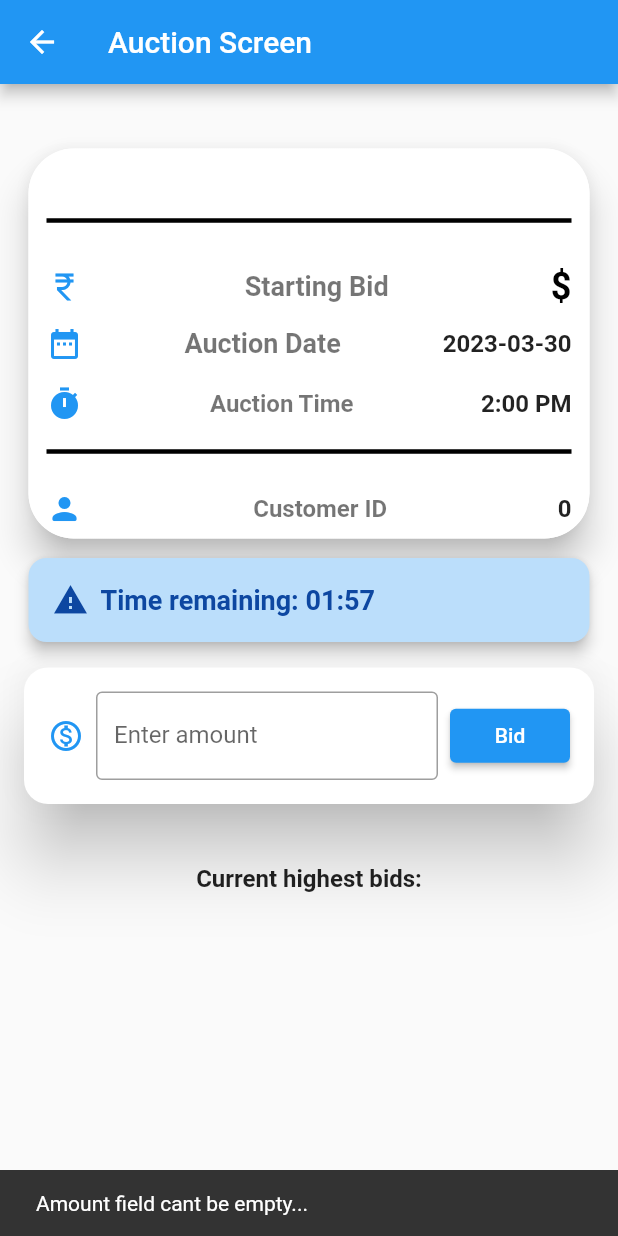
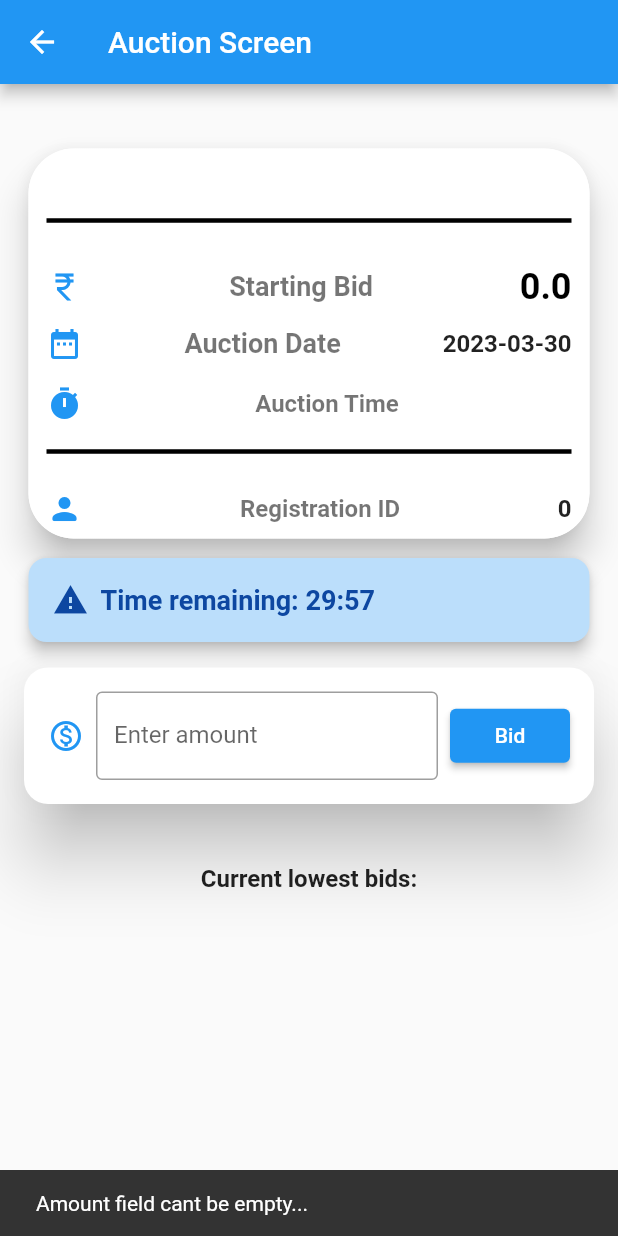
Before and after one commit to rghanasyam98/Mainproject_App, a Flutter app: the AuctionScreen screen opened directly with empty values, after a tap on "Bid", on a phone screen of 412 x 824 dp. Run offline on Flutter 3.47's test engine with Material 2 defaults, Android fonts, the phone set to English and light mode, and no system bars; our stand-ins replace animated_splash_screen, carousel_slider, email_validator, file_picker, flutter_secure_storage, fluttertoast and 4 more; missing offline and left inert: razorpay_flutter; accounts and stored records are empty; network calls fail; statements that could not run were skipped.

Commit message:
Fourth Commit

```diff
--- a/demoproject/lib/auction.dart
+++ b/demoproject/lib/auction.dart
@@ -3,39 +3,73 @@ import 'package:demoproject/ip.dart';
 import 'package:http/http.dart' as http;
 import 'dart:convert';
 import 'package:flutter/material.dart';
+import 'package:intl/intl.dart';
 
 class AuctionScreen extends StatefulWidget {
   final int auctionid;
   final int custchitid;
   final String auction_name;
   final String auction_amount;
+  final String auction_time;
   const AuctionScreen(
-      this.custchitid, this.auction_name, this.auction_amount, this.auctionid);
+      this.custchitid, this.auction_name, this.auction_amount, this.auctionid,this.auction_time);
   @override
   _AuctionScreenState createState() => _AuctionScreenState();
 }
 
 class _AuctionScreenState extends State<AuctionScreen> {
   Timer? _timer;
-  int _secondsRemaining = 120; // 0.5 hours = 1800 seconds
+  int? _secondsRemaining=1800 ; // 0.5 hours = 1800 seconds
   String _maxBidAmount = "";
   TextEditingController _amountController = TextEditingController();
   List<dynamic>? myList;
   // ValueNotifier<List<String>> bidAmountData = ValueNotifier([]);
   List<Bid> updatedBids = [];
   ValueNotifier<List<Bid>> bidAmountData = ValueNotifier([]);
+    double? auctionAmount;
+     double discountedAmount=0.0;
+     double minbidamount=0.0;
+     bool _thirdCall = false;
+          bool auction_over = false;
 
+  bool _secondCall = false;
+  bool _firstCall = false;
   @override
   void initState() {
-    print(widget.auction_name);
+    getsecondsremaining();
+print(widget.auction_name);
     print(widget.auction_amount);
     print(widget.custchitid);
     print(widget.auctionid);
+     auctionAmount = double.parse(widget.auction_amount);
+      discountedAmount = (auctionAmount! * 0.95);
+      minbidamount= (auctionAmount! * 0.70);
+    super.initState();
 
-    super.initState();
     myList = [];
     startTimer();
     startBidAmountUpdater();
+  }
+
+  getsecondsremaining() async{
+     var request = http.MultipartRequest('POST', Uri.parse(ip+'api/get_auction_remaining_seconds/${widget.auctionid}/'));
+     final Map<String, String> headers = {
+    'Content-Type': 'multipart/form-data',
+
+    };
+    request.headers.addAll(headers);
+    var response = await request.send();
+
+    if (response.statusCode == 200) {
+      final responseJson = await response.stream.bytesToString();
+      final data = jsonDecode(responseJson);
+      print("^^^^^$data");
+      _secondsRemaining=data['remaining_seconds'].toInt();;
+        print("^^^^^$_secondsRemaining");
+    }
+    else{
+      _secondsRemaining=0;
+    }
   }
 
   @override
@@ -44,11 +78,14 @@ class _AuctionScreenState extends State<AuctionScreen> {
     super.dispose();
   }
 
+
+
+
   void startTimer() {
     _timer = Timer.periodic(Duration(seconds: 1), (timer) {
       setState(() {
-        if (_secondsRemaining > 0) {
-          _secondsRemaining--;
+        if (_secondsRemaining! > 0) {
+          _secondsRemaining=_secondsRemaining!-1;
         } else {
           timer.cancel();
           Navigator.pop(context);
@@ -58,6 +95,7 @@ class _AuctionScreenState extends State<AuctionScreen> {
     });
   }
 
+
   bidamount() async {
     print("entered bid");
     if (_amountController.text.toString() == "null" ||
@@ -65,7 +103,18 @@ class _AuctionScreenState extends State<AuctionScreen> {
       ScaffoldMessenger.of(context).showSnackBar(
         SnackBar(content: Text('Amount field cant be empty...')),
       );
-    } else {
+    }
+    else if( double.parse(_amountController.text) > discountedAmount){
+          ScaffoldMessenger.of(context).showSnackBar(
+        SnackBar(content: Text('Please keep amount in range...')),
+      );
+    }
+     else if( double.parse(_amountController.text) < minbidamount){
+          ScaffoldMessenger.of(context).showSnackBar(
+        SnackBar(content: Text('Please keep amount in range...')),
+      );
+    }
+     else {
       var request =
           http.MultipartRequest('POST', Uri.parse(ip + 'api/submitbid/'));
 
@@ -97,7 +146,7 @@ class _AuctionScreenState extends State<AuctionScreen> {
   void startBidAmountUpdater() async {
     _timer = Timer.periodic(Duration(seconds: 3), (timer) async {
       var request =
-          http.MultipartRequest('POST', Uri.parse(ip + 'api/auctionupdate/'));
+          http.MultipartRequest('POST', Uri.parse(ip + 'api/auctionupdate/${widget.auctionid}/'));
 
       final Map<String, String> headers = {
         'Content-Type': 'multipart/form-data',
@@ -125,11 +174,19 @@ class _AuctionScreenState extends State<AuctionScreen> {
       setState(() {
         updatedBids = bids;
         bidAmountData.value = bids;
+        _thirdCall = data['third_call'];
+      _secondCall = data['second_call'];
+      _firstCall = data['first_call'];
+
       });
-      // print(bidAmountData.value);
-      // setState(() {
-      //  myList=data['bidamount'];
-      //  print(myList);
+      if(_thirdCall == true){
+        setState(() {
+           auction_over=true;
+        // _secondsRemaining=10;
+        });
+
+      }
+
     });
   }
 
@@ -213,8 +270,10 @@ class _AuctionScreenState extends State<AuctionScreen> {
                                 color: Colors.black54,
                               ),
                             ),
-                            Text(
-                              '\$${widget.auction_amount}',
+
+                            //  int discountedAmount = (auctionAmount * 0.95).toInt();
+                            Text('$discountedAmount',
+                              //  '\$${(widget.auction_amount * 0.95).toInt()}',
                               style: TextStyle(
                                 fontSize: 24.0,
                                 fontWeight: FontWeight.bold,
@@ -259,7 +318,7 @@ class _AuctionScreenState extends State<AuctionScreen> {
                               ),
                             ),
                             Text(
-                              '2:00 PM',
+                              widget.auction_time,
                               style: TextStyle(
                                 fontSize: 16.0,
                                 fontWeight: FontWeight.w600,
@@ -280,7 +339,7 @@ class _AuctionScreenState extends State<AuctionScreen> {
                           children: [
                             Icon(Icons.person_rounded, color: Colors.blue),
                             Text(
-                              'Customer ID',
+                              'Registration ID',
                               style: TextStyle(
                                 fontSize: 16.0,
                                 fontWeight: FontWeight.w600,
@@ -307,7 +366,7 @@ class _AuctionScreenState extends State<AuctionScreen> {
                 padding: const EdgeInsets.only(left: 15, right: 15, top: 5),
                 child: Card(
                   elevation: 4,
-                  color: _secondsRemaining <= 60
+                  color: _secondsRemaining! <= 60
                       ? Colors.red[100]
                       : Colors.blue[100],
                   shape: RoundedRectangleBorder(
@@ -319,21 +378,34 @@ class _AuctionScreenState extends State<AuctionScreen> {
                       children: [
                         Icon(
                           Icons.warning,
-                          color: _secondsRemaining <= 60
+                          color: _secondsRemaining! <= 60
                               ? Colors.red[900]
                               : Colors.blue[900],
                         ),
                         SizedBox(width: 8),
+
+                        auction_over != true ?
                         Text(
-                          'Time remaining: ${formatDuration(_secondsRemaining)}',
+                          'Time remaining: ${formatDuration(_secondsRemaining!)}',
                           style: TextStyle(
                             fontSize: 18,
                             fontWeight: FontWeight.bold,
-                            color: _secondsRemaining <= 60
+                            color: _secondsRemaining! <= 60
                                 ? Colors.red[900]
                                 : Colors.blue[900],
                           ),
-                        ),
+                        )
+                        :  Text(
+                          'Auction Ends',
+                          style: TextStyle(
+                            fontSize: 18,
+                            fontWeight: FontWeight.bold,
+                            color: _secondsRemaining! <= 60
+                                ? Colors.red[900]
+                                : Colors.blue[900],
+                          ),
+                        )
+                        ,
                       ],
                     ),
                   ),
@@ -341,6 +413,87 @@ class _AuctionScreenState extends State<AuctionScreen> {
               ),
 
               SizedBox(height: 5),
+             SingleChildScrollView(
+  scrollDirection: Axis.horizontal,
+  child: Row(
+    children: [
+      if (_thirdCall)
+        Container(
+          width: 120.0,
+          child: Card(
+            color: Colors.blue,
+            child: Padding(
+              padding: EdgeInsets.all(16.0),
+              child: Column(
+                children: [
+                  Icon(Icons.call),
+                  SizedBox(height: 8.0),
+                  Text(
+                    'Third Call',
+                    style: TextStyle(
+                      fontWeight: FontWeight.bold,
+                      fontSize: 16.0,
+                      color: Colors.white,
+                    ),
+                  ),
+                ],
+              ),
+            ),
+          ),
+        ),
+      if (_secondCall)
+        Container(
+          width: 120.0,
+          child: Card(
+            color: Colors.green,
+            child: Padding(
+              padding: EdgeInsets.all(16.0),
+              child: Column(
+                children: [
+                  Icon(Icons.call),
+                  SizedBox(height: 8.0),
+                  Text(
+                    'Second Call',
+                    style: TextStyle(
+                      fontWeight: FontWeight.bold,
+                      fontSize: 16.0,
+                      color: Colors.white,
+                    ),
+                  ),
+                ],
+              ),
+            ),
+          ),
+        ),
+      if (_firstCall)
+        Container(
+          width: 120.0,
+          child: Card(
+            color: Colors.orange,
+            child: Padding(
+              padding: EdgeInsets.all(16.0),
+              child: Column(
+                children: [
+                  Icon(Icons.call),
+                  SizedBox(height: 8.0),
+                  Text(
+                    'First Call',
+                    style: TextStyle(
+                      fontWeight: FontWeight.bold,
+                      fontSize: 16.0,
+                      color: Colors.white,
+                    ),
+                  ),
+                ],
+              ),
+            ),
+          ),
+        ),
+    ],
+  ),
+),
+
+
               // Text('Maximum bid amount: $_maxBidAmount'),
               Card(
                 elevation: 20.0,
@@ -370,17 +523,18 @@ class _AuctionScreenState extends State<AuctionScreen> {
                       SizedBox(width: 8.0),
                       Container(
                         width: 80.0,
-                        child: ElevatedButton(
+                        child: _thirdCall != true ? ElevatedButton(
                           onPressed: () {
                             bidamount();
                           },
                           child: Text('Bid'),
-                        ),
+                        ): SizedBox(),
                       ),
                     ],
                   ),
                 ),
               ),
+
 
 // Expanded(
 //   child:   RepaintBoundary(
@@ -447,7 +601,7 @@ class _AuctionScreenState extends State<AuctionScreen> {
 //               )
               SizedBox(height: 16),
                Text(
-            'Current highest bids:',
+            'Current lowest bids:',
             style: TextStyle(
               fontWeight: FontWeight.bold,
               fontSize: 16,
@@ -487,6 +641,8 @@ class _AuctionScreenState extends State<AuctionScreen> {
 ),
 
 
+
+
             ],
           ),
         ),
--- a/demoproject/lib/auctionlinks.dart
+++ b/demoproject/lib/auctionlinks.dart
@@ -310,7 +310,7 @@ String formattedDate = today!.toLocal().toString().split(' ')[0];
                   // gotoauctionroom();
                    Navigator.push(
               context,
-              MaterialPageRoute(builder: (context) => AuctionScreen(widget.custchitid,widget.auction_name,widget.auction_amount,item['id'])),
+              MaterialPageRoute(builder: (context) => AuctionScreen(widget.custchitid,widget.auction_name,widget.auction_amount,item['id'],formattedTime)),
             );
                 },
                 child: Text(
```
